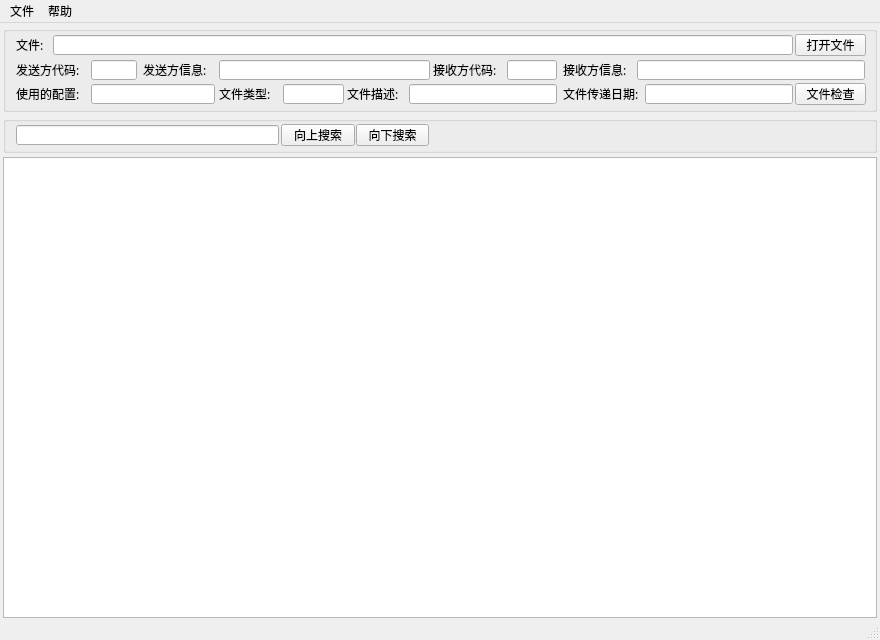
Before: the Qt Designer form mainwindow.ui in cnldw/FinanceFileReader, drawn with Qt 5.
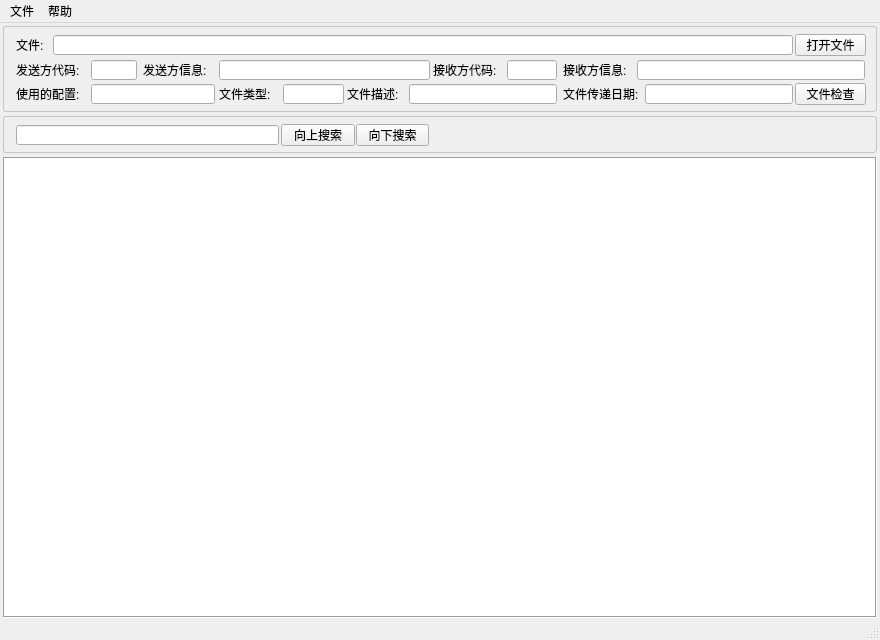
After: the same form once the commit is applied. Icons and pictures are not drawn.

Commit message: 优化样式

```diff
--- a/mainwindow.ui
+++ b/mainwindow.ui
@@ -49,7 +49,7 @@
      <number>0</number>
     </property>
     <item>
-     <widget class="QGroupBox" name="groupBoxInfo">
+     <widget class="QFrame" name="frameInfo">
       <property name="sizePolicy">
        <sizepolicy hsizetype="Preferred" vsizetype="Fixed">
         <horstretch>0</horstretch>
@@ -75,10 +75,22 @@
        </font>
       </property>
       <property name="autoFillBackground">
-       <bool>true</bool>
+       <bool>false</bool>
       </property>
-      <property name="title">
-       <string/>
+      <property name="styleSheet">
+       <string notr="true">.QFrame{
+border-left: 1px solid rgb(198, 198, 198);
+border-right: 1px solid rgb(198, 198, 198);
+border-top: 1px solid rgb(198, 198, 198);
+border-bottom: 1px solid rgb(198, 198, 198);
+border-radius:3px;
+}</string>
+      </property>
+      <property name="frameShape">
+       <enum>QFrame::NoFrame</enum>
+      </property>
+      <property name="frameShadow">
+       <enum>QFrame::Plain</enum>
       </property>
       <widget class="QLabel" name="labelFileInfo">
        <property name="geometry">
@@ -364,7 +376,7 @@
      </widget>
     </item>
     <item>
-     <widget class="QGroupBox" name="groupBoxTools">
+     <widget class="QFrame" name="frameTools">
       <property name="sizePolicy">
        <sizepolicy hsizetype="Preferred" vsizetype="Fixed">
         <horstretch>0</horstretch>
@@ -388,8 +400,23 @@
         <family>Microsoft YaHei</family>
        </font>
       </property>
-      <property name="title">
-       <string/>
+      <property name="styleSheet">
+       <string notr="true">.QFrame{
+border-left: 1px solid rgb(198, 198, 198);
+border-right: 1px solid rgb(198, 198, 198);
+border-top: 1px solid rgb(198, 198, 198);
+border-bottom: 1px solid rgb(198, 198, 198);
+border-radius:3px;
+}</string>
+      </property>
+      <property name="frameShape">
+       <enum>QFrame::NoFrame</enum>
+      </property>
+      <property name="frameShadow">
+       <enum>QFrame::Plain</enum>
+      </property>
+      <property name="lineWidth">
+       <number>1</number>
       </property>
       <widget class="QLineEdit" name="lineTextText">
        <property name="geometry">
@@ -435,7 +462,14 @@
     <item>
      <layout class="QGridLayout" name="gridLayout">
       <item row="0" column="0">
-       <widget class="QTableWidget" name="tableWidget"/>
+       <widget class="QTableWidget" name="tableWidget">
+        <property name="frameShape">
+         <enum>QFrame::Box</enum>
+        </property>
+        <property name="frameShadow">
+         <enum>QFrame::Sunken</enum>
+        </property>
+       </widget>
       </item>
      </layout>
     </item>
```
